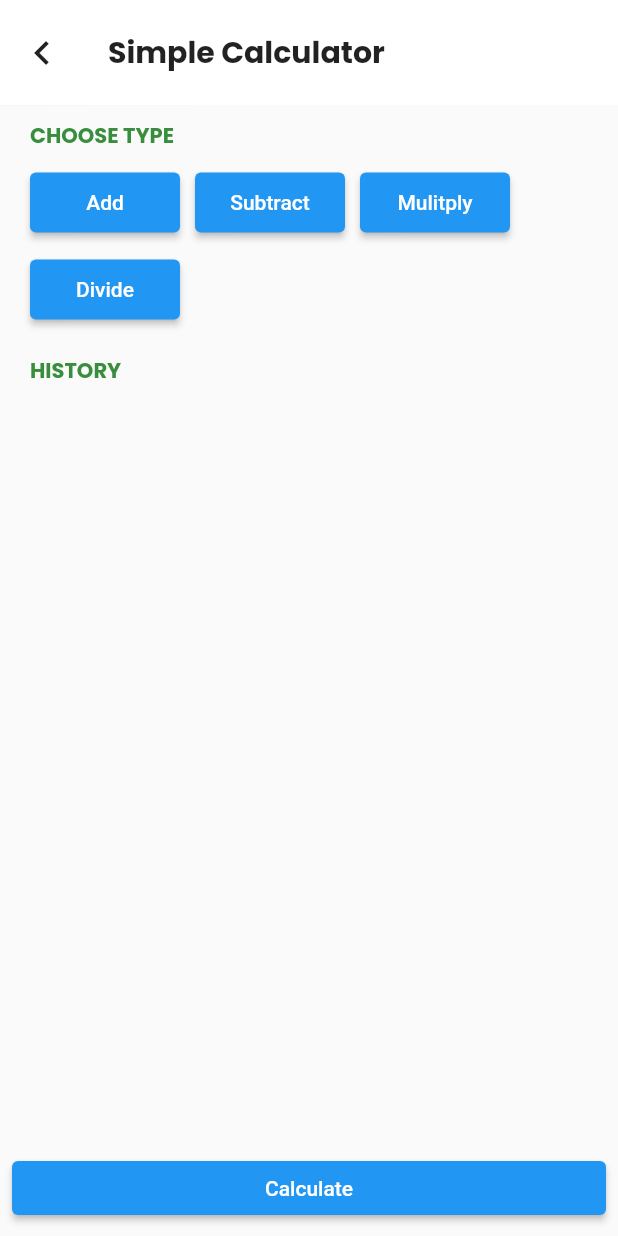
After one commit to liberocks/iswift-homework, a Flutter app: the PlaygroundSelectionScreen screen opened by its route, after a tap on "Simple Calculator", on a phone screen of 412 x 824 dp. The commit adds this screen. Run offline on Flutter 3.47's test engine with Material 2 defaults, Android fonts, the phone set to English and light mode, and no system bars; our stand-ins replace auto_route, bloc, flutter_bloc, freezed_annotation.

Commit message:
restructure app

```diff
--- /dev/null
+++ b/app/lib/cubit/calculator_state.dart
@@ -0,0 +1,28 @@
+class CalculatorState {
+  final double leftOperand;
+  final double rightOperand;
+  final String operator;
+  final double result;
+  final List<(double, double, String)> history;
+
+  CalculatorState(
+      {this.leftOperand = 0,
+      this.rightOperand = 0,
+      this.operator = '',
+      this.result = 0,
+      this.history = const []});
+
+  CalculatorState copyWith({
+    double? leftOperand,
+    double? rightOperand,
+    String? operator,
+    double? result,
+  }) {
+    return CalculatorState(
+      leftOperand: leftOperand ?? this.leftOperand,
+      rightOperand: rightOperand ?? this.rightOperand,
+      operator: operator ?? this.operator,
+      result: result ?? this.result,
+    );
+  }
+}
--- /dev/null
+++ b/app/lib/presentation/playground_calculator_page.dart
@@ -0,0 +1,132 @@
+import 'package:auto_route/auto_route.dart';
+import 'package:flutter/material.dart';
+import 'package:flutter_bloc/flutter_bloc.dart';
+
+import 'package:playground/cubit/counter_cubit.dart';
+
+@RoutePage()
+class CalculatorScreen extends StatelessWidget {
+  const CalculatorScreen({super.key});
+
+  @override
+  Widget build(BuildContext context) {
+    return BlocProvider(
+      create: (_) => CalculatorCubit(),
+      child: const CalculatorView(),
+    );
+  }
+}
+
+class CalculatorView extends StatelessWidget {
+  const CalculatorView({super.key});
+
+  @override
+  Widget build(BuildContext context) {
+    final textTheme = Theme.of(context).textTheme;
+
+    return Scaffold(
+      bottomNavigationBar: Padding(
+        padding: EdgeInsets.all(8.0),
+        child: ElevatedButton(
+          onPressed: () {},
+          child: Text('Calculate'),
+        ),
+      ),
+      appBar: AppBar(
+        elevation: 0.1,
+        toolbarHeight: 70,
+        backgroundColor: Colors.white,
+        foregroundColor: Colors.black87,
+        centerTitle: false,
+        title: const Text(
+          'Simple Calculator',
+          style: TextStyle(
+            fontFamily: 'Poppins',
+            color: Colors.black87,
+            fontWeight: FontWeight.bold,
+          ),
+        ),
+        leading: IconButton(
+          icon: Icon(
+            Icons.chevron_left_sharp,
+            size: 32,
+          ),
+          onPressed: () => AutoRouter.of(context).pop(),
+        ),
+      ),
+      body: Padding(
+        padding: EdgeInsets.symmetric(horizontal: 20),
+        child: SingleChildScrollView(
+          child: Column(
+            crossAxisAlignment: CrossAxisAlignment.start,
+            children: [
+              SizedBox(height: 10),
+              Text(
+                'Choose Type'.toUpperCase(),
+                style: TextStyle(
+                  color: Colors.green[700],
+                  fontFamily: 'Poppins',
+                  fontSize: 14,
+                  fontWeight: FontWeight.w800,
+                ),
+              ),
+              SizedBox(height: 10),
+              Wrap(
+                spacing: 10.0,
+                runSpacing: 10.0,
+                children: [
+                  ElevatedButton(
+                    onPressed: () {},
+                    child: Text('Add'),
+                    style: ButtonStyle(
+                      minimumSize: MaterialStateProperty.all(
+                        Size(100, 40),
+                      ),
+                    ),
+                  ),
+                  ElevatedButton(
+                    onPressed: () {},
+                    child: Text('Subtract'),
+                    style: ButtonStyle(
+                      minimumSize: MaterialStateProperty.all(
+                        Size(100, 40),
+                      ),
+                    ),
+                  ),
+                  ElevatedButton(
+                    onPressed: () {},
+                    child: Text('Mulitply'),
+                    style: ButtonStyle(
+                      minimumSize: MaterialStateProperty.all(
+                        Size(100, 40),
+                      ),
+                    ),
+                  ),
+                  ElevatedButton(
+                    onPressed: () {},
+                    child: Text('Divide'),
+                    style: ButtonStyle(
+                      minimumSize: MaterialStateProperty.all(
+                        Size(100, 40),
+                      ),
+                    ),
+                  ),
+                ],
+              ),
+              SizedBox(height: 20),
+              Text(
+                'History'.toUpperCase(),
+                style: TextStyle(
+                  color: Colors.green[700],
+                  fontFamily: 'Poppins',
+                  fontSize: 14,
+                  fontWeight: FontWeight.w800,
+                ),
+              ),
+            ],
+          ),
+        ),
+      ),
+    );
+  }
+}
--- a/app/lib/screens/playground/main.dart
+++ b/app/lib/presentation/playground_selection_page.dart
@@ -2,7 +2,6 @@ import 'package:auto_route/auto_route.dart';
 import 'package:flutter/material.dart';
 
 import 'package:playground/components/bottomsheet/main.dart';
-import 'package:playground/components/outlined_button_with_image.dart';
 import 'package:playground/components/touchable_section.dart';
 
 @RoutePage()
@@ -45,6 +44,14 @@ class PlaygroundSelectionScreen extends StatelessWidget {
             ),
             Divider(),
             TouchableSection(
+              label: 'Simple Calculator',
+              description:
+                  'Creating calculator app that consists add, divide, subtract, and multiply function',
+              onPressed: () =>
+                  AutoRouter.of(context).pushNamed('/playground/calculator'),
+            ),
+            Divider(),
+            TouchableSection(
               label: 'Input Validation',
               description:
                   'Play around with email input and password input validation',
--- a/app/lib/router.dart
+++ b/app/lib/router.dart
@@ -1,11 +1,16 @@
 import 'package:auto_route/auto_route.dart';
 
-import 'package:playground/screens/home/main.dart';
-import 'package:playground/screens/playground/counter/main.dart';
-import 'package:playground/screens/playground/input_validation/main.dart';
-import 'package:playground/screens/playground/main.dart';
-import 'package:playground/screens/playground/home/main.dart';
-import 'package:playground/screens/playground/tab/main.dart';
+import 'package:playground/presentation/main_page.dart';
+import 'package:playground/presentation/playground_counter_page.dart';
+import 'package:playground/presentation/playground_calculator_page.dart';
+import 'package:playground/presentation/playground_input_validation_page.dart';
+import 'package:playground/presentation/playground_selection_page.dart';
+import 'package:playground/presentation/playground_home_page.dart';
+import 'package:playground/presentation/playground_tab_page.dart';
+import 'package:playground/presentation/news_summary_page.dart';
+import 'package:playground/presentation/news_search_page.dart';
+import 'package:playground/presentation/news_home_page.dart';
+import 'package:playground/presentation/news_explore_page.dart';
 
 part 'router.gr.dart';
 
@@ -32,11 +37,31 @@ class AppRouter extends _$AppRouter {
         ),
         AutoRoute(
           path: '/playground/counter',
+          page: CounterRoute.page,
+        ),
+        AutoRoute(
+          path: '/playground/calculator',
           page: CalculatorRoute.page,
         ),
         AutoRoute(
           path: '/playground/input-validation',
           page: InputValidationRoute.page,
         ),
+        AutoRoute(
+          path: '/news/home',
+          page: NewsHomeRoute.page,
+        ),
+        AutoRoute(
+          path: '/news/explore',
+          page: NewsExploreRoute.page,
+        ),
+        AutoRoute(
+          path: '/news/search',
+          page: NewsSearchRoute.page,
+        ),
+        AutoRoute(
+          path: '/news/summary',
+          page: NewsSummaryRoute.page,
+        ),
       ];
 }
```
Also changed, not shown: app/lib/commons/api_path_constant.dart (added, +20 -0 lines), app/lib/cubit/calculator_cubit.dart (added, +65 -0 lines), app/lib/data/models/article_model.dart (added, +20 -0 lines), app/lib/presentation/news_explore_page.dart (added, +12 -0 lines), app/lib/presentation/news_home_page.dart (added, +12 -0 lines), app/lib/presentation/news_search_page.dart (added, +12 -0 lines), app/lib/presentation/news_summary_page.dart (added, +12 -0 lines), app/lib/presentation/playground_counter_page.dart (renamed from app/lib/screens/playground/counter/view.dart, +19 -5 lines), app/lib/presentation/playground_home_page.dart (renamed from app/lib/screens/playground/home/main.dart, +5 -4 lines), app/lib/screens/playground/counter/main.dart (deleted, +0 -18 lines), app/lib/cubit/counter_cubit.dart (renamed from app/lib/screens/playground/counter/cubit/counter_cubit.dart), app/lib/data/models/article_model.freezed.dart (added), app/lib/data/models/article_model.g.dart (added), app/lib/presentation/main_page.dart (renamed from app/lib/screens/home/main.dart), 3 more files.
